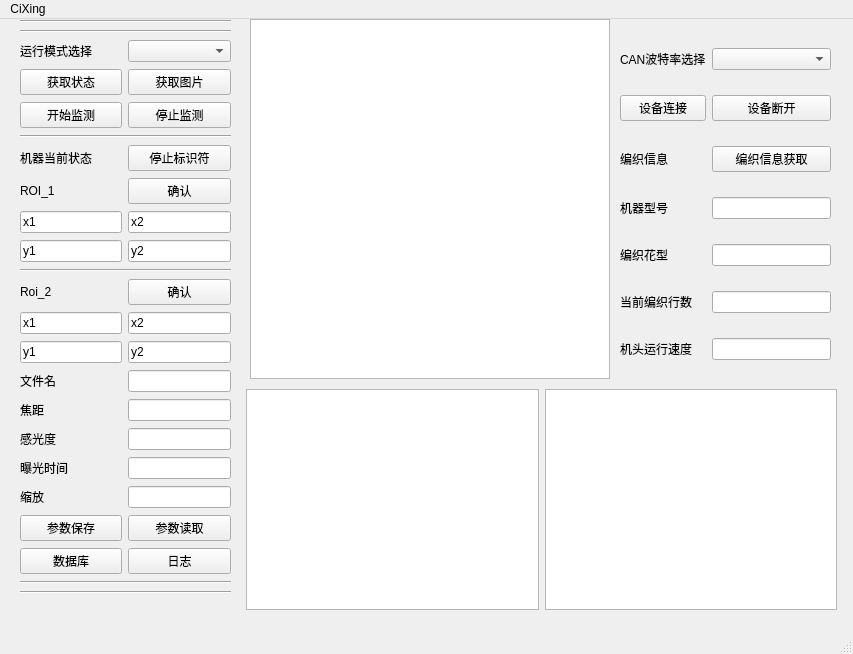
Before: the Qt Designer form candriver_layout.ui in GD-Lws/FloatingYarnDetect_Pycharm, drawn with Qt 5.
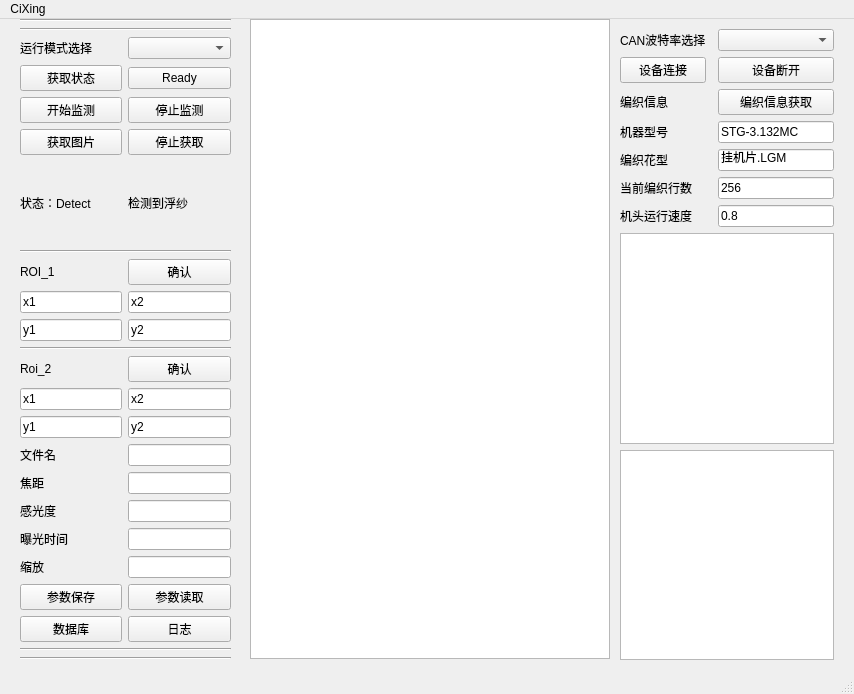
After: the same form once the commit is applied.

The edit to the form file:
```diff
--- a/candriver_layout.ui
+++ b/candriver_layout.ui
@@ -6,8 +6,8 @@
    <rect>
     <x>0</x>
     <y>0</y>
-    <width>853</width>
-    <height>654</height>
+    <width>854</width>
+    <height>694</height>
    </rect>
   </property>
   <property name="windowTitle">
@@ -20,43 +20,22 @@
       <x>20</x>
       <y>0</y>
       <width>211</width>
-      <height>591</height>
+      <height>641</height>
      </rect>
     </property>
     <layout class="QGridLayout" name="gridLayout_2">
-     <item row="22" column="0" colspan="2">
-      <widget class="Line" name="line_6">
-       <property name="orientation">
-        <enum>Qt::Horizontal</enum>
-       </property>
-      </widget>
-     </item>
-     <item row="24" column="0" colspan="2">
-      <widget class="Line" name="line_7">
-       <property name="orientation">
-        <enum>Qt::Horizontal</enum>
-       </property>
-      </widget>
-     </item>
      <item row="18" column="0">
-      <widget class="QLabel" name="label_exposureTime">
+      <widget class="QLabel" name="label_iso">
        <property name="text">
-        <string>曝光时间</string>
-       </property>
-      </widget>
-     </item>
-     <item row="16" column="1">
-      <widget class="QLineEdit" name="edit_par_focusDis"/>
-     </item>
-     <item row="10" column="0">
-      <widget class="QLineEdit" name="edit_roiRange1_y1">
-       <property name="text">
-        <string>y1</string>
+        <string>感光度</string>
        </property>
       </widget>
      </item>
      <item row="20" column="1">
-      <widget class="QPushButton" name="button_parReload">
+      <widget class="QLineEdit" name="edit_par_ZoomRatio"/>
+     </item>
+     <item row="9" column="1">
+      <widget class="QPushButton" name="button_roiRange">
        <property name="maximumSize">
         <size>
          <width>16770000</width>
@@ -64,65 +43,27 @@
         </size>
        </property>
        <property name="text">
-        <string>参数读取</string>
+        <string>确认</string>
        </property>
        <property name="default">
         <bool>false</bool>
        </property>
       </widget>
      </item>
-     <item row="2" column="0" colspan="2">
-      <widget class="Line" name="line_5">
+     <item row="25" column="0" colspan="2">
+      <widget class="Line" name="line_7">
        <property name="orientation">
         <enum>Qt::Horizontal</enum>
        </property>
       </widget>
      </item>
-     <item row="6" column="0" colspan="2">
-      <widget class="Line" name="line">
+     <item row="23" column="0" colspan="2">
+      <widget class="Line" name="line_6">
        <property name="orientation">
         <enum>Qt::Horizontal</enum>
        </property>
       </widget>
      </item>
-     <item row="10" column="1">
-      <widget class="QLineEdit" name="edit_roiRange1_y2">
-       <property name="text">
-        <string>y2</string>
-       </property>
-      </widget>
-     </item>
-     <item row="0" column="0" colspan="2">
-      <widget class="Line" name="line_9">
-       <property name="orientation">
-        <enum>Qt::Horizontal</enum>
-       </property>
-      </widget>
-     </item>
-     <item row="4" column="1">
-      <widget class="QPushButton" name="button_getImage">
-       <property name="text">
-        <string>获取图片</string>
-       </property>
-       <property name="default">
-        <bool>false</bool>
-       </property>
-      </widget>
-     </item>
-     <item row="9" column="0">
-      <widget class="QLineEdit" name="edit_roiRange1_x1">
-       <property name="text">
-        <string>x1</string>
-       </property>
-      </widget>
-     </item>
-     <item row="14" column="1">
-      <widget class="QLineEdit" name="edit_roiRange2_y2">
-       <property name="text">
-        <string>y2</string>
-       </property>
-      </widget>
-     </item>
      <item row="4" column="0">
       <widget class="QPushButton" name="button_GetStatus">
        <property name="text">
@@ -133,102 +74,31 @@
        </property>
       </widget>
      </item>
+     <item row="2" column="0" colspan="2">
+      <widget class="Line" name="line_5">
+       <property name="orientation">
+        <enum>Qt::Horizontal</enum>
+       </property>
+      </widget>
+     </item>
+     <item row="19" column="0">
+      <widget class="QLabel" name="label_exposureTime">
+       <property name="text">
+        <string>曝光时间</string>
+       </property>
+      </widget>
+     </item>
      <item row="15" column="0">
-      <widget class="QLabel" name="label_filename">
+      <widget class="QLineEdit" name="edit_roiRange2_y1">
        <property name="text">
-        <string>文件名</string>
+        <string>y1</string>
        </property>
       </widget>
      </item>
-     <item row="21" column="0">
-      <widget class="QPushButton" name="button_SQLShow">
-       <property name="maximumSize">
-        <size>
-         <width>16770000</width>
-         <height>16777215</height>
-        </size>
-       </property>
-       <property name="text">
-        <string>数据库</string>
-       </property>
-       <property name="default">
-        <bool>false</bool>
-       </property>
-      </widget>
-     </item>
-     <item row="12" column="0">
-      <widget class="QLabel" name="label_roirange_2">
-       <property name="text">
-        <string>Roi_2</string>
-       </property>
-      </widget>
-     </item>
-     <item row="5" column="1">
-      <widget class="QPushButton" name="button_stopDetect">
-       <property name="maximumSize">
-        <size>
-         <width>16770000</width>
-         <height>16777215</height>
-        </size>
-       </property>
-       <property name="text">
-        <string>停止监测</string>
-       </property>
-       <property name="default">
-        <bool>false</bool>
-       </property>
-      </widget>
-     </item>
-     <item row="15" column="1">
+     <item row="16" column="1">
       <widget class="QLineEdit" name="edit_par_FileName"/>
      </item>
-     <item row="8" column="1">
-      <widget class="QPushButton" name="button_roiRange">
-       <property name="maximumSize">
-        <size>
-         <width>16770000</width>
-         <height>16777215</height>
-        </size>
-       </property>
-       <property name="text">
-        <string>确认</string>
-       </property>
-       <property name="default">
-        <bool>false</bool>
-       </property>
-      </widget>
-     </item>
-     <item row="9" column="1">
-      <widget class="QLineEdit" name="edit_roiRange1_x2">
-       <property name="text">
-        <string>x2</string>
-       </property>
-      </widget>
-     </item>
-     <item row="17" column="0">
-      <widget class="QLabel" name="label_iso">
-       <property name="text">
-        <string>感光度</string>
-       </property>
-      </widget>
-     </item>
-     <item row="20" column="0">
-      <widget class="QPushButton" name="button_parSave">
-       <property name="maximumSize">
-        <size>
-         <width>16770000</width>
-         <height>16777215</height>
-        </size>
-       </property>
-       <property name="text">
-        <string>参数保存</string>
-       </property>
-       <property name="default">
-        <bool>false</bool>
-       </property>
-      </widget>
-     </item>
-     <item row="21" column="1">
+     <item row="22" column="1">
       <widget class="QPushButton" name="button_Log">
        <property name="maximumSize">
         <size>
@@ -244,26 +114,24 @@
        </property>
       </widget>
      </item>
-     <item row="13" column="1">
-      <widget class="QLineEdit" name="edit_roiRange2_x2">
+     <item row="20" column="0">
+      <widget class="QLabel" name="label_zoomRatio">
+       <property name="text">
+        <string>缩放</string>
+       </property>
+      </widget>
+     </item>
+     <item row="10" column="1">
+      <widget class="QLineEdit" name="edit_roiRange1_x2">
        <property name="text">
         <string>x2</string>
        </property>
       </widget>
      </item>
-     <item row="12" column="1">
-      <widget class="QPushButton" name="button_roiRange_2">
-       <property name="maximumSize">
-        <size>
-         <width>16770000</width>
-         <height>16777215</height>
-        </size>
-       </property>
+     <item row="14" column="0">
+      <widget class="QLineEdit" name="edit_roiRange2_x1">
        <property name="text">
-        <string>确认</string>
-       </property>
-       <property name="default">
-        <bool>false</bool>
+        <string>x1</string>
        </property>
       </widget>
      </item>
@@ -284,29 +152,40 @@
       </widget>
      </item>
      <item row="13" column="0">
-      <widget class="QLineEdit" name="edit_roiRange2_x1">
+      <widget class="QLabel" name="label_roirange_2">
        <property name="text">
-        <string>x1</string>
+        <string>Roi_2</string>
        </property>
       </widget>
      </item>
-     <item row="19" column="1">
-      <widget class="QLineEdit" name="edit_par_ZoomRatio"/>
+     <item row="15" column="1">
+      <widget class="QLineEdit" name="edit_roiRange2_y2">
+       <property name="text">
+        <string>y2</string>
+       </property>
+      </widget>
      </item>
-     <item row="14" column="0">
-      <widget class="QLineEdit" name="edit_roiRange2_y1">
+     <item row="14" column="1">
+      <widget class="QLineEdit" name="edit_roiRange2_x2">
        <property name="text">
-        <string>y1</string>
+        <string>x2</string>
+       </property>
+      </widget>
+     </item>
+     <item row="16" column="0">
+      <widget class="QLabel" name="label_filename">
+       <property name="text">
+        <string>文件名</string>
        </property>
       </widget>
      </item>
      <item row="3" column="1">
       <widget class="QComboBox" name="comboBox_ModeSelect"/>
      </item>
-     <item row="8" column="0">
-      <widget class="QLabel" name="label_roirange">
+     <item row="11" column="1">
+      <widget class="QLineEdit" name="edit_roiRange1_y2">
        <property name="text">
-        <string>ROI_1</string>
+        <string>y2</string>
        </property>
       </widget>
      </item>
@@ -317,53 +196,185 @@
        </property>
       </widget>
      </item>
-     <item row="19" column="0">
-      <widget class="QLabel" name="label_zoomRatio">
-       <property name="text">
-        <string>缩放</string>
-       </property>
-      </widget>
-     </item>
-     <item row="11" column="0" colspan="2">
-      <widget class="Line" name="line_4">
-       <property name="orientation">
-        <enum>Qt::Horizontal</enum>
-       </property>
-      </widget>
-     </item>
      <item row="17" column="1">
+      <widget class="QLineEdit" name="edit_par_focusDis"/>
+     </item>
+     <item row="21" column="0">
+      <widget class="QPushButton" name="button_parSave">
+       <property name="maximumSize">
+        <size>
+         <width>16770000</width>
+         <height>16777215</height>
+        </size>
+       </property>
+       <property name="text">
+        <string>参数保存</string>
+       </property>
+       <property name="default">
+        <bool>false</bool>
+       </property>
+      </widget>
+     </item>
+     <item row="18" column="1">
       <widget class="QLineEdit" name="edit_par_ISO"/>
      </item>
-     <item row="16" column="0">
+     <item row="22" column="0">
+      <widget class="QPushButton" name="button_SQLShow">
+       <property name="maximumSize">
+        <size>
+         <width>16770000</width>
+         <height>16777215</height>
+        </size>
+       </property>
+       <property name="text">
+        <string>数据库</string>
+       </property>
+       <property name="default">
+        <bool>false</bool>
+       </property>
+      </widget>
+     </item>
+     <item row="12" column="0" colspan="2">
+      <widget class="Line" name="line_4">
+       <property name="orientation">
+        <enum>Qt::Horizontal</enum>
+       </property>
+      </widget>
+     </item>
+     <item row="19" column="1">
+      <widget class="QLineEdit" name="edit_par_ExposureTime"/>
+     </item>
+     <item row="8" column="0" colspan="2">
+      <widget class="Line" name="line">
+       <property name="orientation">
+        <enum>Qt::Horizontal</enum>
+       </property>
+      </widget>
+     </item>
+     <item row="21" column="1">
+      <widget class="QPushButton" name="button_parReload">
+       <property name="maximumSize">
+        <size>
+         <width>16770000</width>
+         <height>16777215</height>
+        </size>
+       </property>
+       <property name="text">
+        <string>参数读取</string>
+       </property>
+       <property name="default">
+        <bool>false</bool>
+       </property>
+      </widget>
+     </item>
+     <item row="17" column="0">
       <widget class="QLabel" name="label_foucusdistance">
        <property name="text">
         <string>焦距</string>
        </property>
       </widget>
      </item>
-     <item row="18" column="1">
-      <widget class="QLineEdit" name="edit_par_ExposureTime"/>
+     <item row="0" column="0" colspan="2">
+      <widget class="Line" name="line_9">
+       <property name="orientation">
+        <enum>Qt::Horizontal</enum>
+       </property>
+      </widget>
+     </item>
+     <item row="13" column="1">
+      <widget class="QPushButton" name="button_roiRange_2">
+       <property name="maximumSize">
+        <size>
+         <width>16770000</width>
+         <height>16777215</height>
+        </size>
+       </property>
+       <property name="text">
+        <string>确认</string>
+       </property>
+       <property name="default">
+        <bool>false</bool>
+       </property>
+      </widget>
+     </item>
+     <item row="5" column="1">
+      <widget class="QPushButton" name="button_stopDetect">
+       <property name="maximumSize">
+        <size>
+         <width>16770000</width>
+         <height>16777215</height>
+        </size>
+       </property>
+       <property name="text">
+        <string>停止监测</string>
+       </property>
+       <property name="default">
+        <bool>false</bool>
+       </property>
+      </widget>
+     </item>
+     <item row="9" column="0">
+      <widget class="QLabel" name="label_roirange">
+       <property name="text">
+        <string>ROI_1</string>
+       </property>
+      </widget>
+     </item>
+     <item row="11" column="0">
+      <widget class="QLineEdit" name="edit_roiRange1_y1">
+       <property name="text">
+        <string>y1</string>
+       </property>
+      </widget>
+     </item>
+     <item row="10" column="0">
+      <widget class="QLineEdit" name="edit_roiRange1_x1">
+       <property name="text">
+        <string>x1</string>
+       </property>
+      </widget>
+     </item>
+     <item row="6" column="0">
+      <widget class="QPushButton" name="button_getImage">
+       <property name="text">
+        <string>获取图片</string>
+       </property>
+       <property name="default">
+        <bool>false</bool>
+       </property>
+      </widget>
+     </item>
+     <item row="6" column="1">
+      <widget class="QPushButton" name="button_ImageStop">
+       <property name="text">
+        <string>停止获取</string>
+       </property>
+       <property name="default">
+        <bool>false</bool>
+       </property>
+      </widget>
+     </item>
+     <item row="4" column="1">
+      <widget class="QPushButton" name="button_ReadyStatus">
+       <property name="text">
+        <string>Ready</string>
+       </property>
+       <property name="default">
+        <bool>false</bool>
+       </property>
+      </widget>
      </item>
      <item row="7" column="0">
       <widget class="QLabel" name="label_Slave_status">
        <property name="text">
-        <string>机器当前状态</string>
+        <string>状态：Detect</string>
        </property>
       </widget>
      </item>
      <item row="7" column="1">
-      <widget class="QPushButton" name="button_EndMsg">
-       <property name="maximumSize">
-        <size>
-         <width>16770000</width>
-         <height>16777215</height>
-        </size>
-       </property>
+      <widget class="QLabel" name="label_roirange_5">
        <property name="text">
-        <string>停止标识符</string>
-       </property>
-       <property name="default">
-        <bool>false</bool>
+        <string>检测到浮纱</string>
        </property>
       </widget>
      </item>
@@ -375,87 +386,24 @@
       <x>250</x>
       <y>0</y>
       <width>360</width>
-      <height>360</height>
+      <height>640</height>
      </rect>
     </property>
    </widget>
-   <widget class="QWidget" name="horizontalLayoutWidget">
-    <property name="geometry">
-     <rect>
-      <x>246</x>
-      <y>370</y>
-      <width>591</width>
-      <height>221</height>
-     </rect>
-    </property>
-    <layout class="QHBoxLayout" name="horizontalLayout">
-     <item>
-      <widget class="QListWidget" name="listWidget_rec"/>
-     </item>
-     <item>
-      <widget class="QListWidget" name="listWidget_log"/>
-     </item>
-    </layout>
-   </widget>
    <widget class="QWidget" name="gridLayoutWidget_2">
     <property name="geometry">
      <rect>
       <x>620</x>
       <y>10</y>
-      <width>211</width>
-      <height>351</height>
+      <width>214</width>
+      <height>631</height>
      </rect>
     </property>
     <layout class="QGridLayout" name="gridLayout">
-     <item row="2" column="3">
-      <widget class="QPushButton" name="button_knit_info">
-       <property name="text">
-        <string>编织信息获取</string>
-       </property>
-       <property name="default">
-        <bool>false</bool>
-       </property>
-      </widget>
-     </item>
-     <item row="3" column="1">
-      <widget class="QLabel" name="label_roirange_3">
-       <property name="text">
-        <string>机器型号</string>
-       </property>
-      </widget>
-     </item>
-     <item row="3" column="3">
-      <widget class="QLineEdit" name="edit_machine_vel_info">
-       <property name="text">
-        <string/>
-       </property>
-      </widget>
-     </item>
-     <item row="4" column="1">
-      <widget class="QLabel" name="label_roirange_6">
-       <property name="text">
-        <string>编织花型</string>
-       </property>
-      </widget>
-     </item>
      <item row="5" column="3">
       <widget class="QLineEdit" name="edit_knit_roll">
        <property name="text">
-        <string/>
-       </property>
-      </widget>
-     </item>
-     <item row="4" column="3">
-      <widget class="QLineEdit" name="edit_knit_file_info">
-       <property name="text">
-        <string/>
-       </property>
-      </widget>
-     </item>
-     <item row="6" column="1">
-      <widget class="QLabel" name="label_roirange_8">
-       <property name="text">
-        <string>机头运行速度</string>
+        <string>256</string>
        </property>
       </widget>
      </item>
@@ -473,13 +421,6 @@
        </property>
       </widget>
      </item>
-     <item row="6" column="3">
-      <widget class="QLineEdit" name="edit_roiRange1_y2_2">
-       <property name="text">
-        <string/>
-       </property>
-      </widget>
-     </item>
      <item row="1" column="1">
       <widget class="QPushButton" name="button_driver_connect">
        <property name="text">
@@ -490,6 +431,13 @@
        </property>
       </widget>
      </item>
+     <item row="6" column="3">
+      <widget class="QLineEdit" name="edit_roiRange1_y2_2">
+       <property name="text">
+        <string>0.8</string>
+       </property>
+      </widget>
+     </item>
      <item row="1" column="3">
       <widget class="QPushButton" name="button_driver_disconnect">
        <property name="text">
@@ -503,6 +451,51 @@
      <item row="0" column="3">
       <widget class="QComboBox" name="comboBox_baudRate"/>
      </item>
+     <item row="6" column="1">
+      <widget class="QLabel" name="label_roirange_8">
+       <property name="text">
+        <string>机头运行速度</string>
+       </property>
+      </widget>
+     </item>
+     <item row="2" column="3">
+      <widget class="QPushButton" name="button_knit_info">
+       <property name="text">
+        <string>编织信息获取</string>
+       </property>
+       <property name="default">
+        <bool>false</bool>
+       </property>
+      </widget>
+     </item>
+     <item row="3" column="3">
+      <widget class="QLineEdit" name="edit_machine_vel_info">
+       <property name="text">
+        <string>STG-3.132MC</string>
+       </property>
+      </widget>
+     </item>
+     <item row="4" column="1">
+      <widget class="QLabel" name="label_roirange_6">
+       <property name="text">
+        <string>编织花型</string>
+       </property>
+      </widget>
+     </item>
+     <item row="3" column="1">
+      <widget class="QLabel" name="label_roirange_3">
+       <property name="text">
+        <string>机器型号</string>
+       </property>
+      </widget>
+     </item>
+     <item row="4" column="3">
+      <widget class="QLineEdit" name="edit_knit_file_info">
+       <property name="text">
+        <string>挂机片.LGM</string>
+       </property>
+      </widget>
+     </item>
      <item row="0" column="1">
       <widget class="QLabel" name="label_baudRate">
        <property name="text">
@@ -510,6 +503,12 @@
        </property>
       </widget>
      </item>
+     <item row="7" column="1" colspan="3">
+      <widget class="QListWidget" name="listWidget_rec"/>
+     </item>
+     <item row="8" column="1" colspan="3">
+      <widget class="QListWidget" name="listWidget_log"/>
+     </item>
     </layout>
    </widget>
   </widget>
@@ -519,7 +518,7 @@
     <rect>
      <x>0</x>
      <y>0</y>
-     <width>853</width>
+     <width>854</width>
      <height>26</height>
     </rect>
    </property>
```
Left out of the diff: 2 changed lines with no effect on the pictures.
